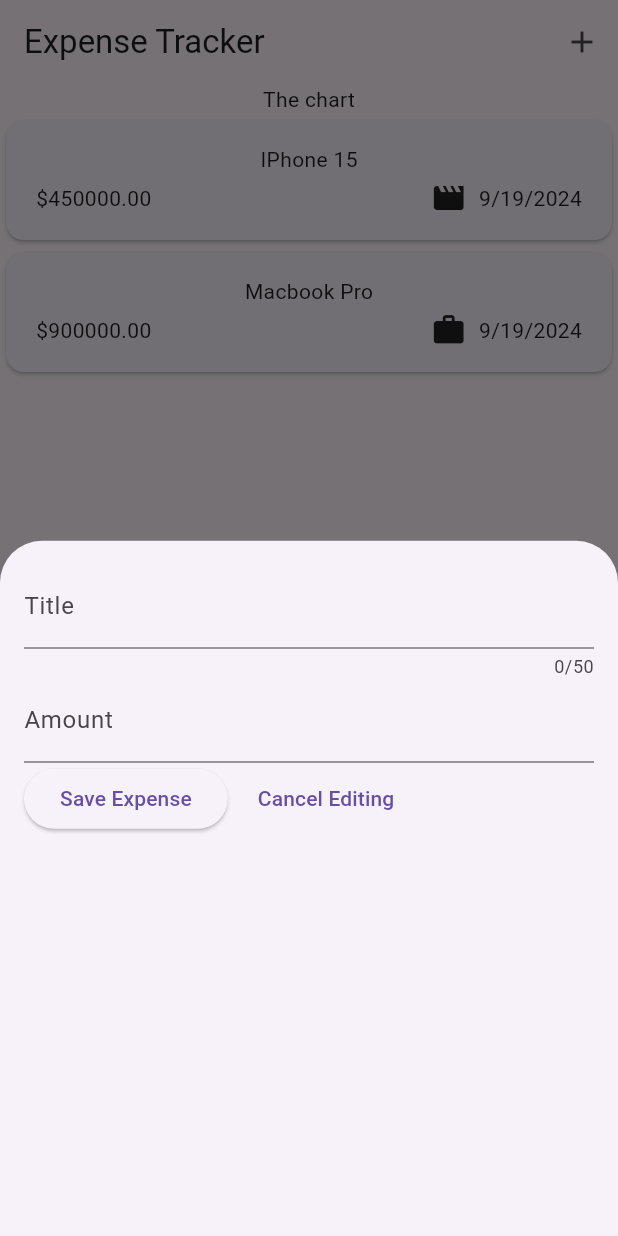
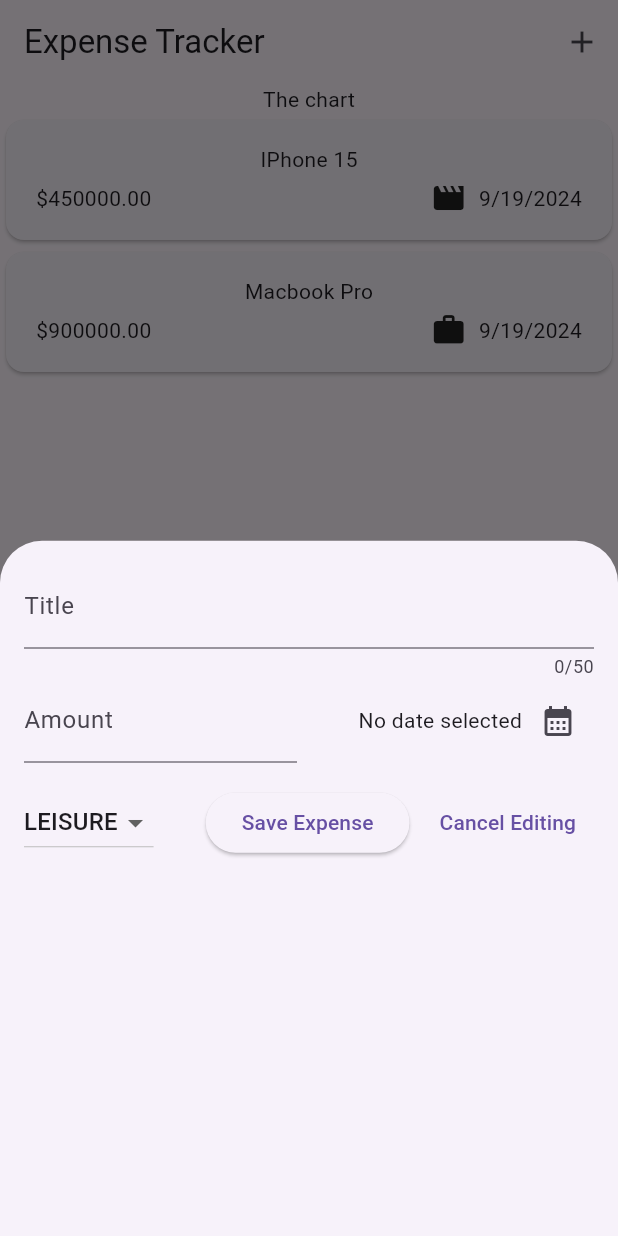
Before and after one commit to Perryjay30/Expense_Tracker, a Flutter app: the screen it shows after launch, after a tap on the "add" icon, on a phone screen of 412 x 824 dp. Run offline on Flutter 3.47's test engine with Material 3 defaults, Android fonts, the phone set to English and light mode, and no system bars.

Commit message:
New expense

```diff
--- a/lib/expenses.dart
+++ b/lib/expenses.dart
@@ -28,7 +28,7 @@ class _ExpensesState extends State<Expenses> {
 
   void _openAddExpense() {
     showModalBottomSheet(context: context,
-      builder: (ctx) => NewExpense(),
+      builder: (ctx) => const NewExpense(),
     );
   }
 
--- a/lib/new_expense.dart
+++ b/lib/new_expense.dart
@@ -1,4 +1,8 @@
+import 'package:expense_tracker/model/expense.dart';
 import 'package:flutter/material.dart';
+import 'package:intl/intl.dart';
+
+final formatter = DateFormat.yMd();
 
 class NewExpense extends StatefulWidget {
   const NewExpense({super.key});
@@ -13,6 +17,19 @@ class _NewExpenseState extends State<NewExpense> {
 
   final _titleController = TextEditingController();
   final _amountController = TextEditingController();
+  DateTime? _selectedDate;
+  Category _selectedCategory = Category.leisure;
+
+
+  void _presentDatePicker() async {
+    final now = DateTime.now();
+    final firstDate = DateTime(now.year - 1, now.month, now.day);
+    final pickedDate = await showDatePicker(context: context, initialDate: now, firstDate: firstDate, lastDate: now);
+    setState(() {
+      _selectedDate = pickedDate;
+    });
+  }
+
 
   @override
   void dispose() {
@@ -30,11 +47,14 @@ class _NewExpenseState extends State<NewExpense> {
           TextField(
             controller: _titleController,
             maxLength: 50,
-            decoration: const InputDecoration(
+            decoration: const InputDecoration (
               label: Text('Title'),
             ),
           ),
-          TextField(
+          Row(
+            children: [
+              Expanded(
+                child: TextField (
                   controller:  _amountController,
                   keyboardType: TextInputType.number,
                   decoration: const InputDecoration(
@@ -42,14 +62,55 @@ class _NewExpenseState extends State<NewExpense> {
                       prefixText: '\$ '
                   ),
                 ),
+              ),
+              const SizedBox(width: 16,),
+              Expanded(
+                child: Row (
+                  mainAxisAlignment: MainAxisAlignment.end,
+                  crossAxisAlignment: CrossAxisAlignment.center,
+                  children: [
+                    Text(_selectedDate == null ? 'No date selected' : formatter.format(_selectedDate!),),
+                    IconButton(
+                        onPressed: _presentDatePicker,
+                        icon: const Icon(
+                          Icons.calendar_month,
+                        ),
+                    )
+                  ],
+                ),
+              )
+            ],
+          ),
+          const SizedBox(height: 16,),
           Row(
             children: [
+              DropdownButton(
+                  value: _selectedCategory,
+                  items: Category.values
+                      .map(
+                        (category) => DropdownMenuItem(
+                          value: category,
+                          child: Text(
+                            category.name.toUpperCase(),
+                          ),
+                        ),
+                      )
+                      .toList(),
+                  onChanged: (value) {
+                    if(value == null) {
+                      return;
+                    }
+                    setState(() {
+                      _selectedCategory = value;
+                    });
+                  }),
+              const Spacer(),
               ElevatedButton(onPressed: () {
                 print(_titleController.text);
               }, child: const Text('Save Expense'),),
               const SizedBox(width: 8,),
               TextButton(onPressed: () {
-                print(_amountController.text);
+                Navigator.pop(context);
               }, child: const Text('Cancel Editing'),)
             ],
           )
```
Lines whose indentation alone changed are shown as unchanged.
